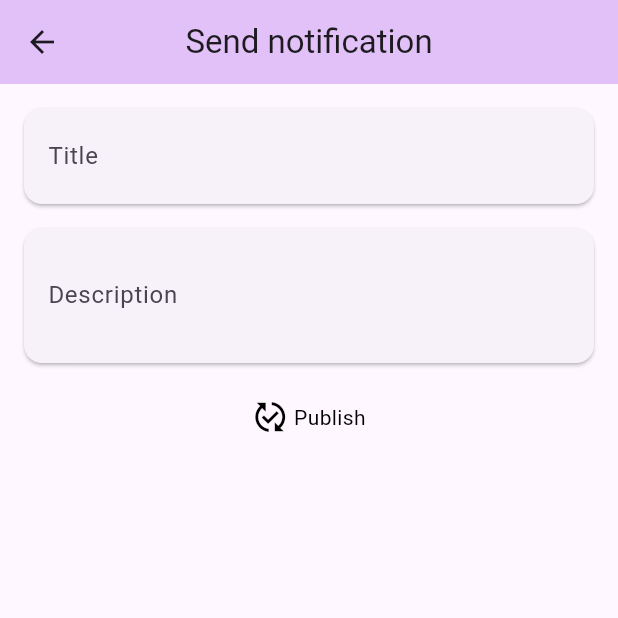
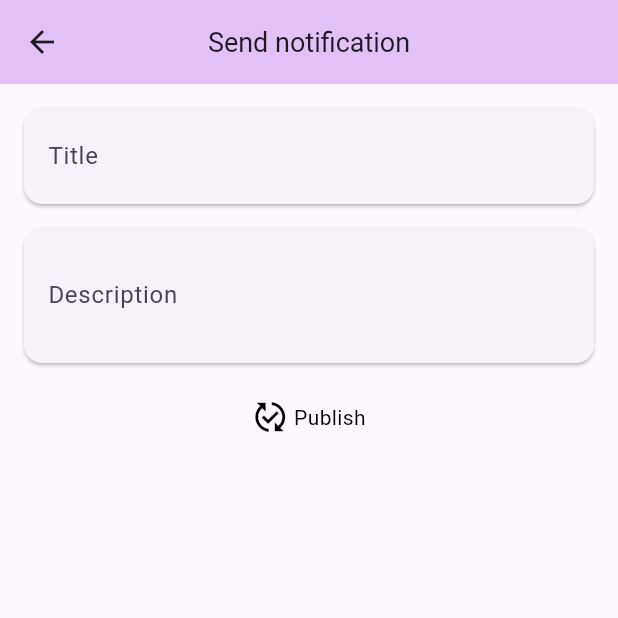
Before and after one commit to MobileDevNalsoft/Nalsoft, a Flutter app: the GenerateNotification screen opened by its route, on a phone screen of 412 x 824 dp, the top half of it. Run offline on Flutter 3.47's test engine with Material 3 defaults, Android fonts, the phone set to English and light mode, and no system bars; our stand-ins replace cloud_firestore, connectivity_plus, dio, dropdown_button2, firebase_core, firebase_messaging and 8 more; missing offline and left inert: custom_widgets, flutter_beep, flutter_email_sender, flutter_windowmanager, qr_code_scanner, syncfusion_flutter_xlsio and 1 more; accounts and stored records are empty; network calls fail.

Commit message:
after ios build with share plus

```diff
--- a/lib/views/screens/meals_management/admin_screens/admin_generate_notification_view.dart
+++ b/lib/views/screens/meals_management/admin_screens/admin_generate_notification_view.dart
@@ -35,7 +35,7 @@ class _GenerateNotificationState extends State<GenerateNotification>
         child: Scaffold(
           resizeToAvoidBottomInset: false,
           appBar: AppBar(
-            title: const Text("Send notification"),
+            title: const Text("Send notification",style: TextStyle(fontSize: 18)),
             centerTitle: true,
             leading: IconButton(
                 onPressed: () => Navigator.pop(context),
--- a/lib/views/screens/meals_management/emp_screens/notifications.dart
+++ b/lib/views/screens/meals_management/emp_screens/notifications.dart
@@ -18,7 +18,7 @@ class NotificationsView extends StatelessWidget {
         child: Scaffold(
           appBar: AppBar(
             centerTitle: true,
-            title: const Text('Notifications'),
+            title: const Text('Notifications',style: TextStyle(fontSize: 18)),
             backgroundColor: const Color.fromARGB(100, 179, 110, 234),
             shape: const ContinuousRectangleBorder(
                 borderRadius: BorderRadius.only(
--- a/pubspec.yaml
+++ b/pubspec.yaml
@@ -67,6 +67,7 @@ dependencies:
   badges: ^3.1.2
   tutorial_coach_mark: ^1.2.11
   dropdown_button2: ^2.3.9
+  share_plus: ^7.2.2
 
 dev_dependencies:
   flutter_test:
```
Also changed, not shown: 23 other files.
